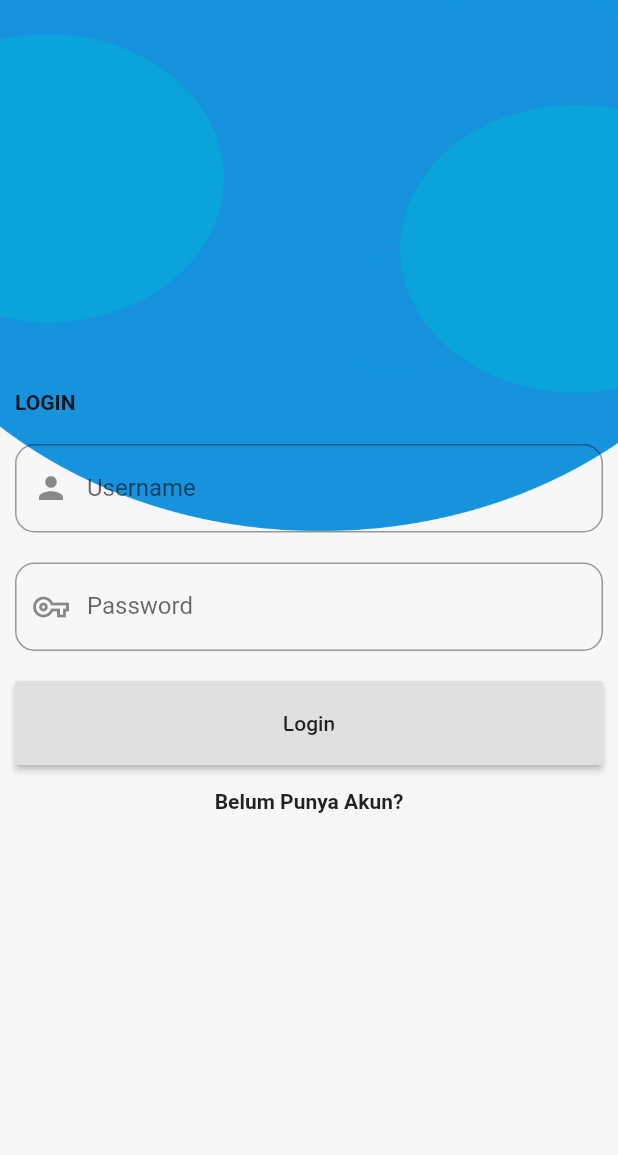
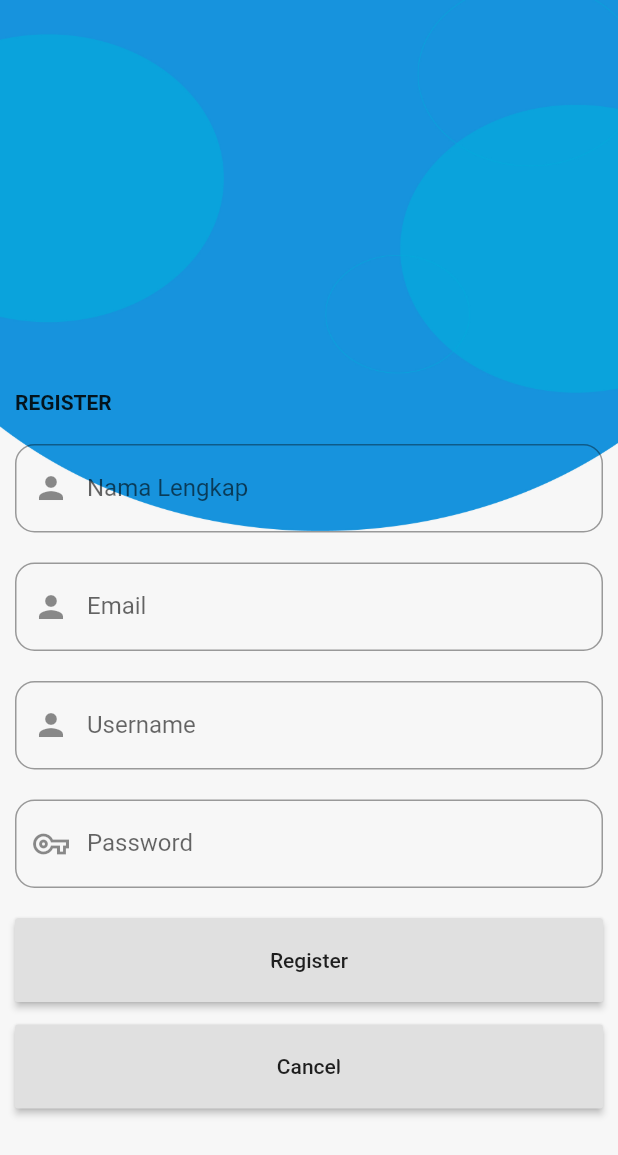
Before and after one commit to cepiwisna/BelajarYukk, a Flutter app: the screen it shows after launch, after a tap on "Belum Punya Akun?", on a phone screen of 412 x 824 dp. Shown: the top 1155 px of the screen. Run offline on Flutter 3.47's test engine with Material 2 defaults, Android fonts, the phone set to English and light mode, and no system bars.

Commit message:
Menambahkan navigator push di login dan menambahkan file register.dart

```diff
--- a/lib/login.dart
+++ b/lib/login.dart
@@ -1,3 +1,4 @@
+import 'package:belajaryukk/register.dart';
 import 'package:flutter/material.dart';
 
 class Login extends StatefulWidget {
@@ -100,7 +101,12 @@ class _LoginState extends State<Login> {
                       "Belum Punya Akun?",
                       style: TextStyle(fontWeight: FontWeight.bold),
                     ),
-                    onPressed: () {},
+                    onPressed: () {
+                      Navigator.push(
+                        context,
+                        MaterialPageRoute(builder: (context) => Register()),
+                      );
+                    },
                   ),
                 ],
               ),
--- a/lib/register.dart
+++ b/lib/register.dart
@@ -0,0 +1,135 @@
+import 'package:flutter/material.dart';
+
+import 'login.dart';
+
+class Register extends StatefulWidget {
+  @override
+  _RegisterState createState() => _RegisterState();
+}
+
+class _RegisterState extends State<Register> {
+  TextEditingController nama = TextEditingController();
+  TextEditingController email = TextEditingController();
+  TextEditingController username = TextEditingController();
+  TextEditingController password = TextEditingController();
+
+  @override
+  Widget build(BuildContext context) {
+    return Scaffold(
+        body: Center(
+            child: Container(
+                decoration: new BoxDecoration(
+                    image: DecorationImage(
+                        image: AssetImage("images/background.jpg"),
+                        fit: BoxFit.cover)),
+                child: Container(
+                    margin: EdgeInsets.all(10),
+                    child: Container(
+                      child: ListView(
+                          // mainAxisAlignment: MainAxisAlignment.spaceAround,
+                          children: <Widget>[
+                            SizedBox(height: 250),
+                            Container(
+                              child: Text(
+                                "REGISTER",
+                                style: TextStyle(fontWeight: FontWeight.bold),
+                              ),
+                            ),
+                            SizedBox(height: 20),
+                            TextField(
+                              controller: username,
+                              onChanged: (value) {
+                                setState(() {});
+                              },
+                              decoration: InputDecoration(
+                                labelText: "Nama Lengkap",
+                                hintText: "Nama Lengkap",
+                                prefixIcon: Icon(Icons.person),
+                                border: OutlineInputBorder(
+                                  borderRadius: BorderRadius.circular(13),
+                                ),
+                              ),
+                            ),
+                            SizedBox(height: 20),
+                            TextField(
+                              controller: username,
+                              onChanged: (value) {
+                                setState(() {});
+                              },
+                              decoration: InputDecoration(
+                                labelText: "Email",
+                                hintText: "Email",
+                                prefixIcon: Icon(Icons.person),
+                                border: OutlineInputBorder(
+                                  borderRadius: BorderRadius.circular(13),
+                                ),
+                              ),
+                            ),
+                            SizedBox(height: 20),
+                            TextField(
+                              controller: username,
+                              onChanged: (value) {
+                                setState(() {});
+                              },
+                              decoration: InputDecoration(
+                                labelText: "Username",
+                                hintText: "Username",
+                                prefixIcon: Icon(Icons.person),
+                                border: OutlineInputBorder(
+                                  borderRadius: BorderRadius.circular(13),
+                                ),
+                              ),
+                            ),
+                            SizedBox(height: 20),
+                            TextField(
+                              controller: password,
+                              onChanged: (value) {
+                                setState(() {});
+                              },
+                              obscureText: true,
+                              decoration: InputDecoration(
+                                labelText: "Password",
+                                hintText: "Password",
+                                prefixIcon: Icon(Icons.vpn_key_outlined),
+                                border: OutlineInputBorder(
+                                  borderRadius: BorderRadius.circular(13),
+                                ),
+                              ),
+                            ),
+                            Container(
+                              margin: EdgeInsets.symmetric(vertical: 10),
+                              child: ClipRRect(
+                                borderRadius: BorderRadius.circular(10),
+                              ),
+                            ),
+                            RaisedButton(
+                                child: Container(
+                                  child: ClipRRect(
+                                    borderRadius: BorderRadius.circular(13),
+                                    child: Text("Register"),
+                                  ),
+                                ),
+                                padding: EdgeInsets.symmetric(
+                                    vertical: 20, horizontal: 100),
+                                onPressed: () {}),
+                            SizedBox(height: 15),
+                            RaisedButton(
+                                child: Container(
+                                  child: ClipRRect(
+                                    borderRadius: BorderRadius.circular(13),
+                                    child: Text("Cancel"),
+                                  ),
+                                ),
+                                padding: EdgeInsets.symmetric(
+                                    vertical: 20, horizontal: 100),
+                                onPressed: () {
+                                  Navigator.push(
+                                    context,
+                                    MaterialPageRoute(
+                                        builder: (context) => Login()),
+                                  );
+                                }),
+                          ]),
+                    )))));
+  }
+}
```
